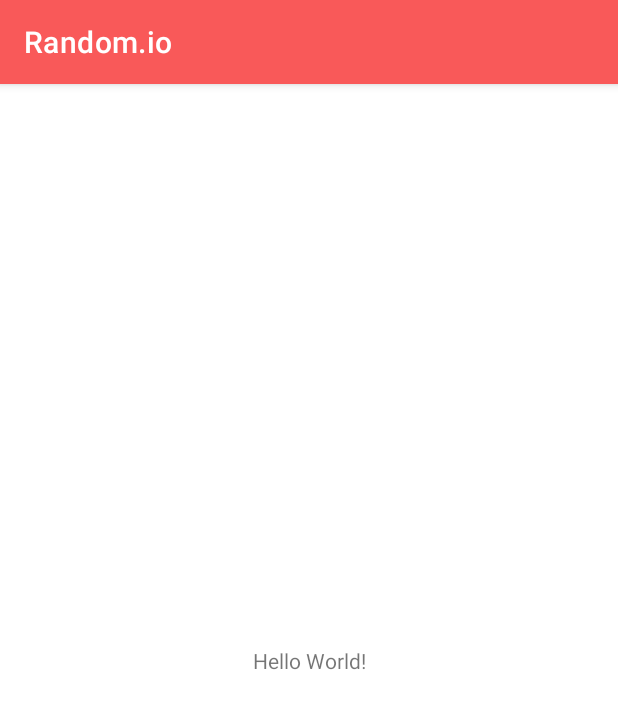
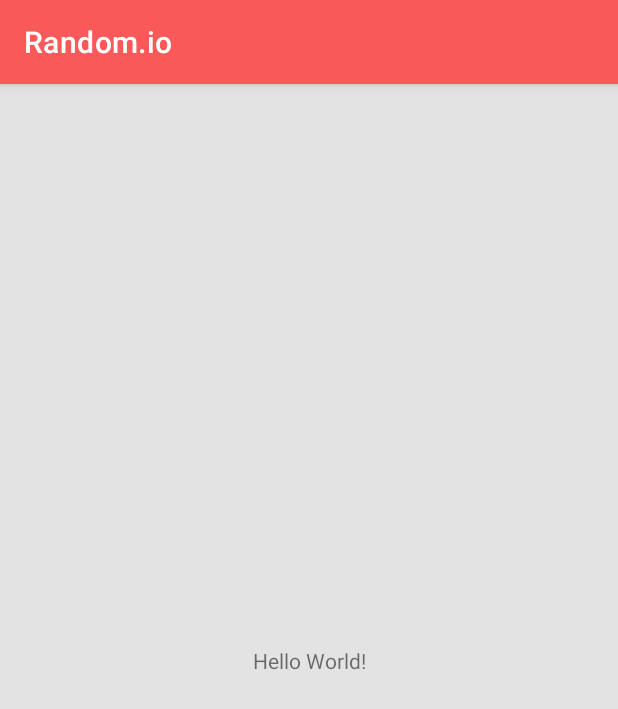
Before and after one commit to everett-hayes/RandomApp, an Android app: the screen it shows after launch (MainActivity), on a phone screen of 412 x 824 dp. Shown: the top 709 px of the screen. Run offline under Robolectric (Android 15) with nearby library versions, the phone set to English and light mode, and no system bars.

Commit message:
some setting up

```diff
--- a/app/src/main/res/layout/activity_main.xml
+++ b/app/src/main/res/layout/activity_main.xml
@@ -4,7 +4,8 @@
     xmlns:tools="http://schemas.android.com/tools"
     android:layout_width="match_parent"
     android:layout_height="match_parent"
-    tools:context=".MainActivity">
+    tools:context=".MainActivity"
+    android:background="@color/primary_white">
 
     <TextView
         android:layout_width="wrap_content"
```
Also changed, not shown: app/src/main/res/drawable/plus_solid.png (added).
